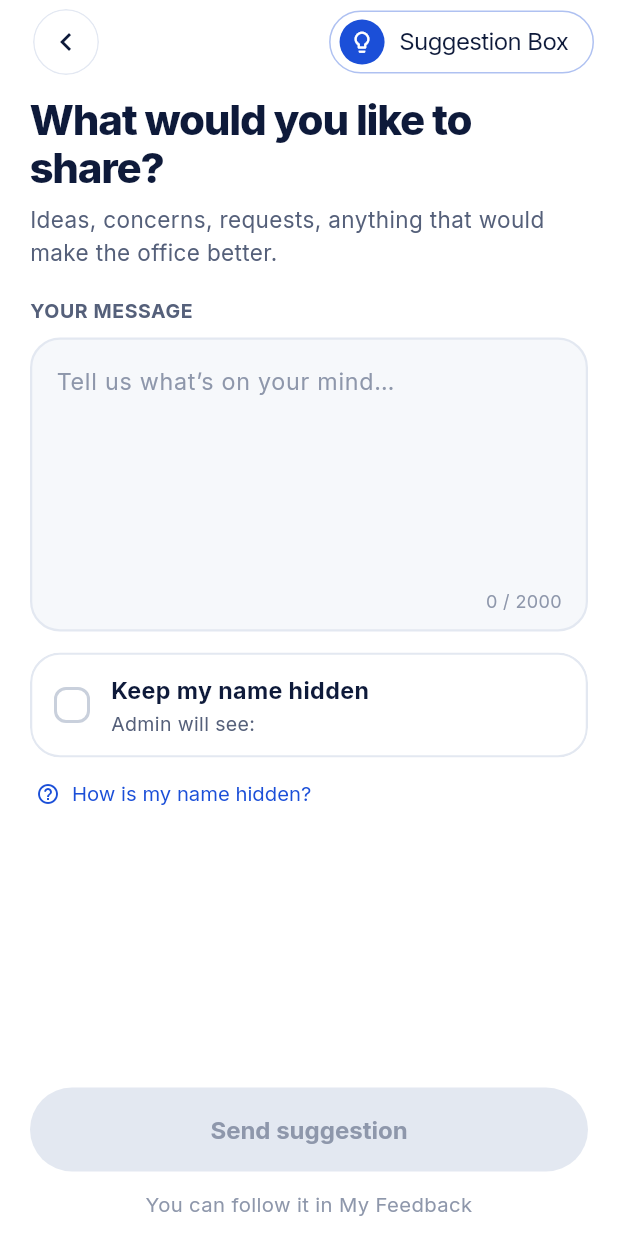
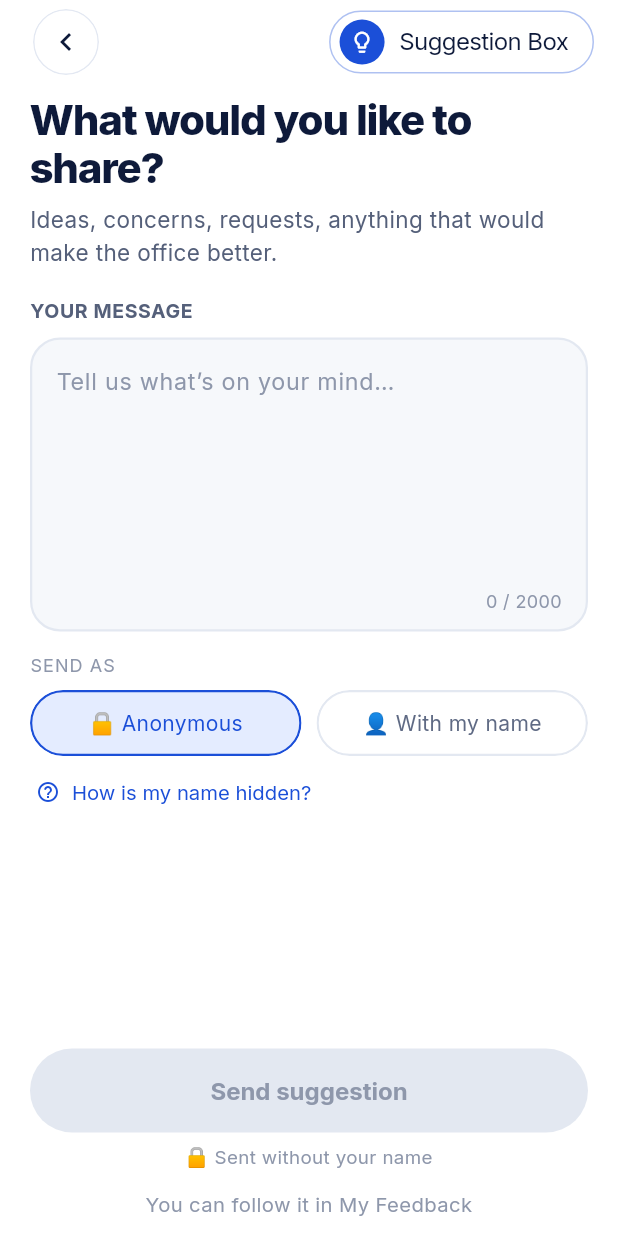
Before and after one commit to haystek/HaystekPulse, a Flutter app: the SuggestionBoxScreen screen opened directly with empty values, on a phone screen of 412 x 824 dp. Run offline on Flutter 3.47's test engine with Material 3 defaults, Android fonts, the phone set to English and light mode, and no system bars; our stand-ins replace cloud_firestore, firebase_auth, firebase_core, firebase_messaging, flutter_local_notifications, flutter_secure_storage and 2 more; missing offline and left inert: android_id, pointycastle; accounts and stored records are empty.

Commit message:
Send as: Anonymous / With my name, typed name

```diff
--- a/lib/screens/feedback_detail_screen.dart
+++ b/lib/screens/feedback_detail_screen.dart
@@ -465,6 +465,8 @@ class _MessageCard extends StatelessWidget {
     final rating = item.rating;
     final sub = [
       if (!anonymous && id.isNotEmpty) id,
+      // Joined with an entry code: the name was typed, not checked.
+      if (!anonymous && id.isEmpty) 'Name typed by sender',
       if (date.isNotEmpty) date,
       if (!item.isFromBox && rating != null) PulseRating.label(rating),
     ].join(' · ');
--- a/lib/screens/suggestion_box_screen.dart
+++ b/lib/screens/suggestion_box_screen.dart
@@ -1,17 +1,20 @@
+import 'dart:async';
+
 import 'package:flutter/material.dart';
 import 'package:google_fonts/google_fonts.dart';
 
 import '../models/employee.dart';
 import '../services/feedback_service.dart';
+import '../services/typed_name.dart';
 import '../theme/app_theme.dart';
 import '../widgets/ui.dart';
 import 'help_screen.dart';
+import 'typed_name_field.dart';
 
 /// Soft greys used on this screen.
 const _panel = Color(0xFFF6F8FB);
 const _line = Color(0xFFE3E8F1);
 const _soft = Color(0xFF8E97AB);
-const _tickOff = Color(0xFFC9D0DC);
 
 /// Inter with a chosen size, weight and colour.
 TextStyle _t(
@@ -67,7 +70,13 @@ class _SuggestionBoxScreenState extends State<SuggestionBoxScreen>
   late final String _id = FeedbackService.instance.newSuggestionId();
   final _focus = FocusNode();
 
-  bool _anonymous = false;
+  /// No name in the app (joined with an entry code): they type one.
+  late final bool _needsName = TypedName.needed(widget.employee);
+
+  /// Anonymous by default. "With my name" is a choice for this message.
+  bool _anonymous = true;
+  final _name = TextEditingController();
+  String? _nameError;
   bool _busy = false;
   bool _submitted = false;
   String? _error;
@@ -77,6 +86,11 @@ class _SuggestionBoxScreenState extends State<SuggestionBoxScreen>
   @override
   void initState() {
     super.initState();
+    if (_needsName) {
+      TypedName.load().then((n) {
+        if (mounted && _name.text.isEmpty) setState(() => _name.text = n);
+      });
+    }
     WidgetsBinding.instance.addObserver(this);
     _focus.addListener(() {
       if (!mounted) return;
@@ -89,6 +103,7 @@ class _SuggestionBoxScreenState extends State<SuggestionBoxScreen>
   void dispose() {
     WidgetsBinding.instance.removeObserver(this);
     _text.dispose();
+    _name.dispose();
     _focus.dispose();
     super.dispose();
   }
@@ -112,8 +127,18 @@ class _SuggestionBoxScreenState extends State<SuggestionBoxScreen>
     });
   }
 
+  /// The name shown with the message ('' when hidden).
+  String get _shownName =>
+      _needsName ? _name.text.trim() : widget.employee.name;
+
   Future<void> _submit() async {
     if (!_formKey.currentState!.validate()) return;
+    if (_needsName && !_anonymous) {
+      final problem = TypedName.check(_name.text);
+      setState(() => _nameError = problem);
+      if (problem != null) return;
+      unawaited(TypedName.save(_name.text));
+    }
     FocusScope.of(context).unfocus();
     setState(() {
       _busy = true;
@@ -125,6 +150,7 @@ class _SuggestionBoxScreenState extends State<SuggestionBoxScreen>
         text: _text.text,
         anonymous: _anonymous,
         id: _id,
+        name: _needsName && !_anonymous ? _name.text.trim() : null,
       );
       if (!mounted) return;
       setState(() => _submitted = true);
@@ -208,7 +234,29 @@ class _SuggestionBoxScreenState extends State<SuggestionBoxScreen>
                       const SizedBox(height: 8),
                       _writingBox(),
                       const SizedBox(height: 14),
-                      _hideNameRow(),
+                      SendAsChoice(
+                        named: !_anonymous,
+                        enabled: !_busy,
+                        onChanged: (named) => setState(() {
+                          _anonymous = !named;
+                          _nameError = null;
+                        }),
+                      ),
+                      if (!_anonymous) ...[
+                        const SizedBox(height: 12),
+                        if (_needsName)
+                          TypedNameField(
+                            controller: _name,
+                            enabled: !_busy,
+                            error: _nameError,
+                            onChanged: (_) => setState(() => _nameError = null),
+                          )
+                        else
+                          Text(
+                            'Admin will see: ${widget.employee.name}',
+                            style: _t(13, color: AppColors.muted),
+                          ),
+                      ],
                       _privacyLink(),
                       if (_error != null) ...[
                         const SizedBox(height: 12),
@@ -279,12 +327,12 @@ class _SuggestionBoxScreenState extends State<SuggestionBoxScreen>
                             ],
                           )
                               : Text(
-                            _anonymous
-                                ? 'Send anonymously'
-                                : 'Send suggestion',
+                            'Send suggestion',
                           ),
                         ),
                       ),
+                      const SizedBox(height: 8),
+                      SentAsLine(named: !_anonymous, name: _shownName),
                       // Hidden while typing, to give the box more room.
                       if (!typing) ...[
                         const SizedBox(height: 12),
@@ -403,71 +451,6 @@ class _SuggestionBoxScreenState extends State<SuggestionBoxScreen>
     );
   }
 
-  /// "Keep my name hidden": checkbox on the left, white row with a border.
-  /// When ticked the row turns light blue. Tap anywhere on the row.
-  Widget _hideNameRow() {
-    return Semantics(
-      checked: _anonymous,
-      child: Material(
-        color: _anonymous ? AppColors.blueTint : Colors.white,
-        shape: RoundedRectangleBorder(
-          borderRadius: BorderRadius.circular(20),
-          side: BorderSide(
-            color: _anonymous ? AppColors.blue : _line,
-            width: 1.5,
-          ),
-        ),
-        clipBehavior: Clip.antiAlias,
-        child: InkWell(
-          onTap: _busy ? null : () => setState(() => _anonymous = !_anonymous),
-          child: Padding(
-            padding: const EdgeInsets.fromLTRB(16, 14, 16, 14),
-            child: Row(
-              children: [
-                AnimatedContainer(
-                  duration: const Duration(milliseconds: 160),
-                  width: 24,
-                  height: 24,
-                  decoration: BoxDecoration(
-                    color: _anonymous ? AppColors.blue : Colors.white,
-                    borderRadius: BorderRadius.circular(8),
-                    border: Border.all(
-                      color: _anonymous ? AppColors.blue : _tickOff,
-                      width: 2,
-                    ),
-                  ),
-                  child: _anonymous
-                      ? const Icon(Icons.check_rounded,
-                      size: 16, color: Colors.white)
-                      : null,
-                ),
-                const SizedBox(width: 14),
-                Expanded(
-                  child: Column(
-                    crossAxisAlignment: CrossAxisAlignment.start,
-                    children: [
-                      Text(
-                        'Keep my name hidden',
-                        style: _t(15.5, weight: FontWeight.w700),
-                      ),
-                      const SizedBox(height: 2),
-                      Text(
-                        _anonymous
-                            ? 'Admin won’t know it’s you'
-                            : 'Admin will see: ${widget.employee.name}',
-                        maxLines: 2,
-                        style: _t(13, color: AppColors.muted, height: 1.35),
-                      ),
-                    ],
-                  ),
-                ),
-              ],
-            ),
-          ),
-        ),
-      ),
-    );
-  }
 
   Widget _buildDone(BuildContext context) {
     return SafeArea(
--- /dev/null
+++ b/lib/screens/typed_name_field.dart
@@ -0,0 +1,175 @@
+import 'package:flutter/material.dart';
+import 'package:google_fonts/google_fonts.dart';
+
+import '../theme/app_theme.dart';
+
+/// "Your name" box, shown under "Show my name" for employees who have no
+/// name in the app. The name goes only with this message.
+class TypedNameField extends StatelessWidget {
+  const TypedNameField({
+    super.key,
+    required this.controller,
+    this.enabled = true,
+    this.error,
+    this.onChanged,
+    this.compact = false,
+  });
+
+  final TextEditingController controller;
+  final bool enabled;
+  final String? error;
+  final ValueChanged<String>? onChanged;
+
+  /// Smaller, without the help line (for the broadcast comment box).
+  final bool compact;
+
+  @override
+  Widget build(BuildContext context) {
+    const line = Color(0xFFE3E8F1);
+    return TextField(
+      controller: controller,
+      enabled: enabled,
+      maxLength: 60,
+      textCapitalization: TextCapitalization.words,
+      autocorrect: false,
+      onChanged: onChanged,
+      style: GoogleFonts.inter(fontSize: compact ? 14 : 15, color: AppColors.ink),
+      decoration: InputDecoration(
+        isDense: true,
+        counterText: '',
+        labelText: 'Your name',
+        labelStyle: GoogleFonts.inter(color: const Color(0xFF8E97AB)),
+        helperText: compact
+            ? null
+            : 'Sent only with this message. Admin sees it as “name typed by '
+                'sender”.',
+        helperMaxLines: 2,
+        helperStyle: GoogleFonts.inter(fontSize: 12, color: const Color(0xFF8E97AB)),
+        errorText: error,
+        prefixIcon: const Icon(Icons.person_outline, size: 20, color: Color(0xFF8E97AB)),
+        contentPadding: EdgeInsets.symmetric(
+          horizontal: 14,
+          vertical: compact ? 10 : 14,
+        ),
+        filled: true,
+        fillColor: Colors.white,
+        border: OutlineInputBorder(
+          borderRadius: BorderRadius.circular(compact ? 14 : 16),
+          borderSide: const BorderSide(color: line, width: 1.5),
+        ),
+        enabledBorder: OutlineInputBorder(
+          borderRadius: BorderRadius.circular(compact ? 14 : 16),
+          borderSide: const BorderSide(color: line, width: 1.5),
+        ),
+        focusedBorder: OutlineInputBorder(
+          borderRadius: BorderRadius.circular(compact ? 14 : 16),
+          borderSide: const BorderSide(color: AppColors.blue, width: 1.5),
+        ),
+      ),
+    );
+  }
+}
+
+/// "Send as: 🔒 Anonymous / 👤 With my name". Anonymous is the default.
+/// Used in Suggestion Box, Weekly Pulse and broadcast comments, so it
+/// looks the same everywhere.
+class SendAsChoice extends StatelessWidget {
+  const SendAsChoice({
+    super.key,
+    required this.named,
+    required this.onChanged,
+    this.enabled = true,
+    this.compact = false,
+  });
+
+  /// True: "With my name" is chosen.
+  final bool named;
+  final ValueChanged<bool> onChanged;
+  final bool enabled;
+
+  /// Smaller, without the "SEND AS" label (broadcast comment box).
+  final bool compact;
+
+  @override
+  Widget build(BuildContext context) {
+    const line = Color(0xFFE3E8F1);
+    Widget chip(String label, bool value) {
+      final selected = named == value;
+      return Expanded(
+        child: Material(
+          color: selected ? AppColors.blueTint : Colors.white,
+          shape: StadiumBorder(
+            side: BorderSide(
+              color: selected ? AppColors.blue : line,
+              width: 1.5,
+            ),
+          ),
+          clipBehavior: Clip.antiAlias,
+          child: InkWell(
+            onTap: enabled ? () => onChanged(value) : null,
+            child: SizedBox(
+              height: compact ? 36 : 44,
+              child: Center(
+                child: Text(
+                  label,
+                  style: GoogleFonts.inter(
+                    fontSize: compact ? 13 : 14,
+                    color: selected ? AppColors.blue : const Color(0xFF5F6A84),
+                  ),
+                ),
+              ),
+            ),
+          ),
+        ),
+      );
+    }
+
+    final chips = Row(
+      children: [
+        chip('🔒 Anonymous', false),
+        const SizedBox(width: 10),
+        chip('👤 With my name', true),
+      ],
+    );
+    if (compact) return chips;
+    return Column(
+      crossAxisAlignment: CrossAxisAlignment.start,
+      children: [
+        Text(
+          'SEND AS',
+          style: GoogleFonts.inter(
+            fontSize: 12,
+            letterSpacing: 0.7,
+            color: const Color(0xFF8E97AB),
+          ),
+        ),
+        const SizedBox(height: 8),
+        chips,
+      ],
+    );
+  }
+}
+
+/// The small line under Send: "🔒 Sent without your name" or
+/// "👤 Sent as Ravi Kumar".
+class SentAsLine extends StatelessWidget {
+  const SentAsLine({super.key, required this.named, required this.name});
+
+  final bool named;
+  final String name;
+
+  @override
+  Widget build(BuildContext context) {
+    final n = name.trim();
+    final text = !named
+        ? '🔒 Sent without your name'
+        : (n.isEmpty ? '👤 Type your name above' : '👤 Sent as $n');
+    return Text(
+      text,
+      textAlign: TextAlign.center,
+      maxLines: 1,
+      overflow: TextOverflow.ellipsis,
+      style: GoogleFonts.inter(fontSize: 12.5, color: const Color(0xFF8E97AB)),
+    );
+  }
+}
--- a/lib/services/broadcast_service.dart
+++ b/lib/services/broadcast_service.dart
@@ -151,6 +151,7 @@ class BroadcastService {
     required Employee me,
     required String text,
     required bool showName,
+    String? name,
   }) async {
     final t = text.trim();
     if (t.isEmpty) return;
@@ -159,7 +160,8 @@ class BroadcastService {
     batch.set(ref.collection('comments').doc(), <String, dynamic>{
       'text': TextCrypto.encrypt(t),
       'admin': me.isManagement,
-      if (!me.isManagement && showName) 'name': me.name,
+      // [name]: typed by the employee (no name in the app).
+      if (!me.isManagement && showName) 'name': (name ?? me.name).trim(),
       'createdAt': FieldValue.serverTimestamp(),
     });
     batch.update(ref, {'commentCount': FieldValue.increment(1)});
--- a/lib/services/feedback_service.dart
+++ b/lib/services/feedback_service.dart
@@ -91,6 +91,7 @@ class FeedbackService {
     required String text,
     required bool anonymous,
     String? id,
+    String? name,
   }) async {
     final ref = _feedback.doc(id);
     await VaultService.instance.addPost(ref.id);
@@ -100,7 +101,8 @@ class FeedbackService {
         'source': 'box',
         'text': TextCrypto.encrypt(text.trim()),
         'anonymous': anonymous,
-        if (!anonymous) 'authorName': employee.name,
+        // [name]: typed by the employee (no name in the app).
+        if (!anonymous) 'authorName': (name ?? employee.name).trim(),
         if (!anonymous) 'authorEmployeeId': employee.employeeId,
         'status': FeedbackStatus.newItem,
         'managementMessage': '',
--- a/lib/services/pulse_service.dart
+++ b/lib/services/pulse_service.dart
@@ -251,6 +251,7 @@ class PulseService {
     required String rating,
     String text = '',
     bool anonymous = false,
+    String? name,
   }) async {
     final weekId = currentWeekId();
     final responseRef = _responses.doc('${weekId}_${employee.uid}');
@@ -292,7 +293,8 @@ class PulseService {
               'weekId': weekId,
               'text': TextCrypto.encrypt(text.trim()),
               'anonymous': anonymous,
-              if (!anonymous) 'authorName': employee.name,
+              // [name]: typed by the employee (no name in the app).
+              if (!anonymous) 'authorName': (name ?? employee.name).trim(),
               if (!anonymous) 'authorEmployeeId': employee.employeeId,
               'status': FeedbackStatus.newItem,
               'managementMessage': '',
--- /dev/null
+++ b/lib/services/typed_name.dart
@@ -0,0 +1,53 @@
+import 'package:flutter_secure_storage/flutter_secure_storage.dart';
+
+import '../models/employee.dart';
+
+/// "Show my name" for employees who joined with an entry code: they have
+/// no name in the app, so they type one when they want to show it.
+///
+/// - The name is sent only with that one message (suggestion, Weekly Pulse
+///   comment or broadcast comment). It is never saved on the account.
+/// - The app remembers the last typed name on this phone only, so it is
+///   filled in next time.
+/// - There is no email, so the name can't be checked. Admin sees it as
+///   "name typed by sender".
+class TypedName {
+  TypedName._();
+
+  static const FlutterSecureStorage _store = FlutterSecureStorage(
+    iOptions: IOSOptions(
+      accessibility: KeychainAccessibility.first_unlock_this_device,
+    ),
+  );
+  static const String _key = 'typed_name_v1';
+
+  /// True if this person has no name in the app, so they type it.
+  static bool needed(Employee e) => e.name.trim().isEmpty;
+
+  /// The name typed last time on this phone, or ''.
+  static Future<String> load() async {
+    try {
+      return (await _store.read(key: _key)) ?? '';
+    } catch (_) {
+      return '';
+    }
+  }
+
+  /// Remembers the name on this phone only.
+  static Future<void> save(String name) async {
+    try {
+      await _store.write(key: _key, value: name.trim());
+    } catch (_) {}
+  }
+
+  /// Null if fine, else a short message.
+  static String? check(String? value) {
+    final t = (value ?? '').trim();
+    if (t.length < 2) return 'Type your name, or keep it hidden';
+    if (t.length > 60) return 'Please use a shorter name';
+    return null;
+  }
+
+  /// Shown to admin under a typed name.
+  static const String adminNote = 'Name typed by sender';
+}
```
Also changed, not shown: lib/screens/broadcast_screens.dart (+30 -32 lines), lib/screens/weekly_pulse_screen.dart (+57 -61 lines), 1 other file.
